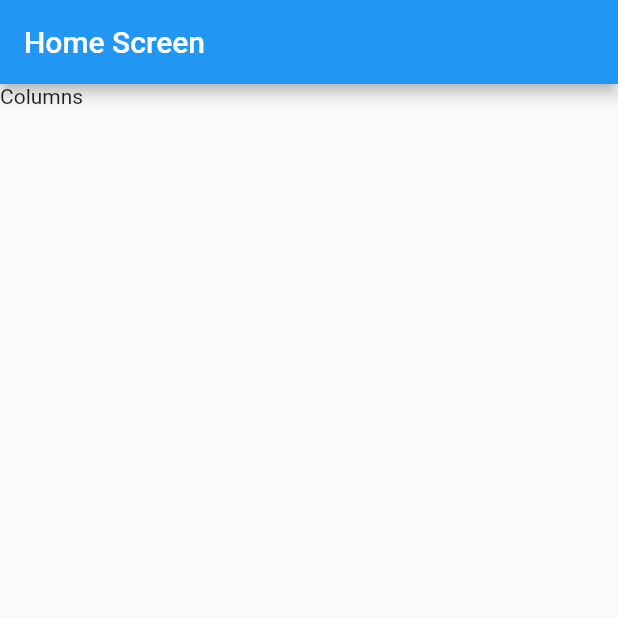
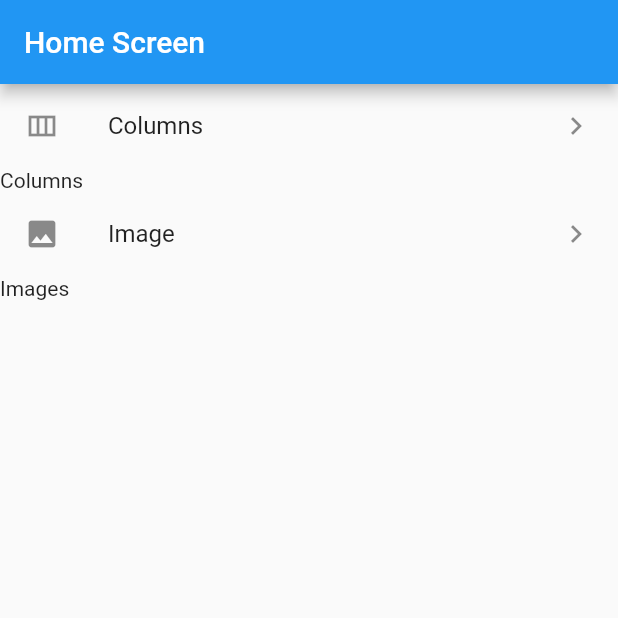
Before and after one commit to emmanuelodori96/GraviShop, a Flutter app: the screen it shows after launch, on a phone screen of 412 x 824 dp, the top half of it. Run offline on Flutter 3.47's test engine with Material 2 defaults, Android fonts, the light colour scheme and no system bars.

Commit message:
my 3 changes

```diff
--- a/gravishop/lib/main.dart
+++ b/gravishop/lib/main.dart
@@ -1,5 +1,6 @@
 import 'package:flutter/material.dart';
 import 'package:gravishop/screens/ColumnsScreen.dart';
+import 'package:gravishop/screens/ImageScreen.dart';
 
 void main() {
   runApp(const MyApp());
@@ -39,11 +40,31 @@ class _MyHomePageState extends State<MyHomePage> {
       appBar: AppBar(
         title: Text("Home Screen"),
       ),
-      body: InkWell(
-        onTap: (){
-          Navigator.push(context, MaterialPageRoute(builder: (context)=>ColumnsScreen()));
-        },
-        child: Text("Columns"),
+      body: ListView(
+        children: [
+          ListTile(
+            title: Text("Columns"),
+            leading: Icon(Icons.view_column_outlined),
+            trailing: Icon(Icons.chevron_right),
+          ),
+          InkWell(
+            onTap: (){
+              Navigator.push(context, MaterialPageRoute(builder: (context)=>ColumnsScreen()));
+            },
+            child: Text("Columns"),
+          ),
+          ListTile(
+            title: Text("Image"),
+            leading: Icon(Icons.photo),
+            trailing: Icon(Icons.chevron_right),
+          ),
+          InkWell(
+            onTap: (){
+              Navigator.push(context, MaterialPageRoute(builder: (context)=>ImageScreen()));
+            },
+            child: Text("Images"),
+          ),
+        ],
       ),
     );
   }
--- /dev/null
+++ b/gravishop/lib/screens/ImageScreen.dart
@@ -0,0 +1,27 @@
+import 'package:flutter/cupertino.dart';
+import 'package:flutter/material.dart';
+
+class ImageScreen extends StatefulWidget {
+  const ImageScreen({super.key});
+
+
+  @override
+  State<ImageScreen> createState() => _ImageScreenState();
+}
+
+class _ImageScreenState extends State<ImageScreen> {
+
+
+  @override
+  Widget build(BuildContext context) {
+
+    return Scaffold(
+      appBar: AppBar(
+        title: const Text("Images"),
+      ),
+      body: Image(
+        image: AssetImage('assets/images/abdallah2.jpg'),
+      ),
+    );
+  }
+}
--- a/gravishop/pubspec.yaml
+++ b/gravishop/pubspec.yaml
@@ -60,8 +60,9 @@ flutter:
   uses-material-design: true
 
   # To add assets to your application, add an assets section, like this:
-  # assets:
-  #   - images/a_dot_burr.jpeg
+  assets:
+     - assets/
+     - images/abdallah2.jpg
   #   - images/a_dot_ham.jpeg
 
   # An image asset can refer to one or more resolution-specific "variants", see
```
Also changed, not shown: gravishop/lib/ContainerScreen/ContainerScreen.dart (added, +27 -0 lines), gravishop/assets/images/abdallah2.jpg (added), gravishop/lib/RowScreens/RowScreens.dart (added), gravishop/lib/generated/assets.dart (added).
